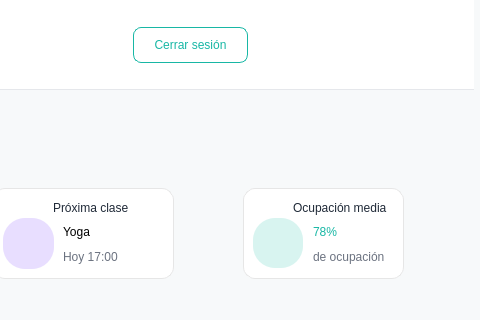
Before: the Qt Designer form Proyecto/src/vista/Ui/interfaz_entrenador_clases.ui in smonts01/Ingenieria-del-software, drawn with Qt 5; both pictures show x 727 to 1207 and y 0 to 320 of the 1207 by 700 pixel window.
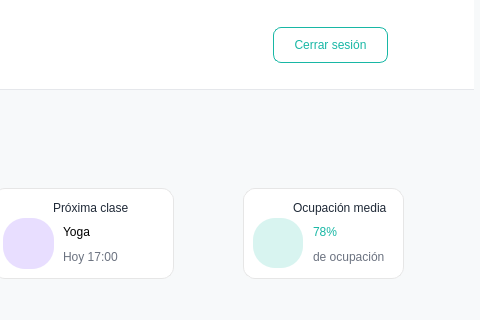
After: the same form once the commit is applied. Icons and pictures are not drawn.

```diff
--- a/Proyecto/src/vista/Ui/interfaz_entrenador_clases.ui
+++ b/Proyecto/src/vista/Ui/interfaz_entrenador_clases.ui
@@ -151,7 +151,7 @@
     <widget class="QPushButton" name="btnCerrarSesion">
      <property name="geometry">
       <rect>
-       <x>860</x>
+       <x>1000</x>
        <y>27</y>
        <width>115</width>
        <height>36</height>
```
Left out of the diff: 15 changed lines with no effect on the pictures.
